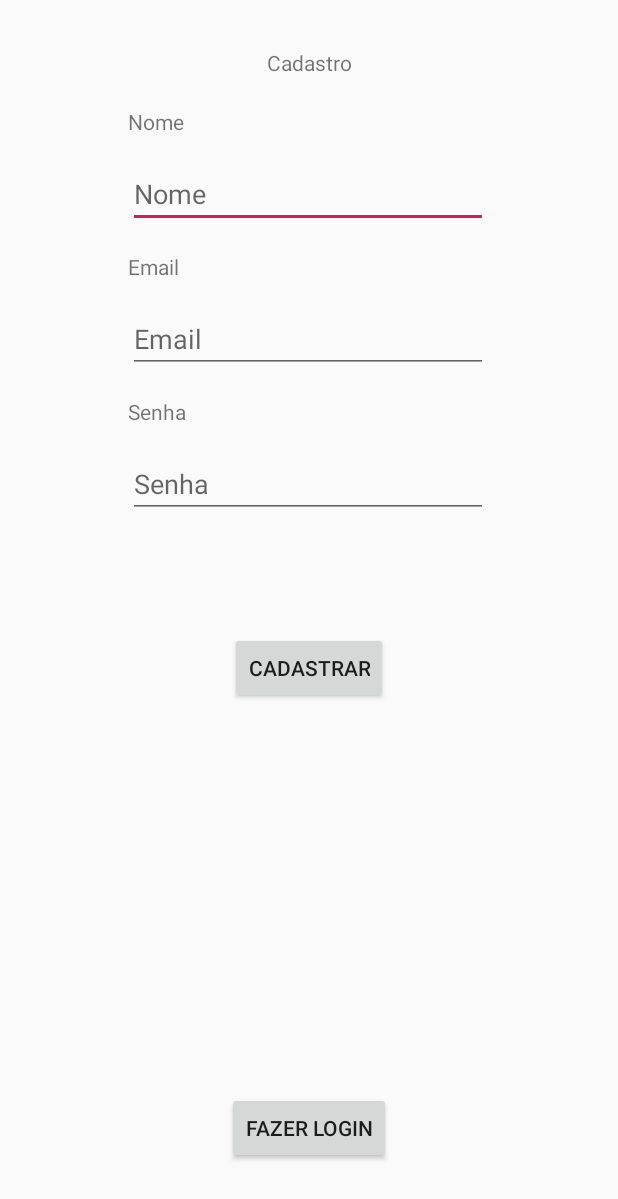
After one commit to matheustimbo/ShowDoMilhao-Android, an Android app: the Cadastro screen opened directly, with no data from a screen before it, on a phone screen of 412 x 824 dp. The commit adds this screen. Shown: the top 1199 px of the screen. Run offline under Robolectric (Android 15) with nearby library versions, the phone set to English and light mode, and no system bars; our stand-ins replace Firebase (no records; nobody signed in at launch, a user with empty details on screens opened directly).

Commit message:
Adicionando firebase e telas de cadastro e login

```diff
--- a/SHOW DO MILHAO/app/src/main/AndroidManifest.xml
+++ b/SHOW DO MILHAO/app/src/main/AndroidManifest.xml
@@ -9,6 +9,9 @@
         android:roundIcon="@mipmap/ic_launcher_round"
         android:supportsRtl="true"
         android:theme="@style/AppTheme">
+        <activity android:name=".Home"></activity>
+        <activity android:name=".Login" />
+        <activity android:name=".Cadastro" />
         <activity android:name=".MainActivity">
             <intent-filter>
                 <action android:name="android.intent.action.MAIN" />
--- /dev/null
+++ b/SHOW DO MILHAO/app/src/main/res/layout/activity_cadastro.xml
@@ -0,0 +1,116 @@
+<?xml version="1.0" encoding="utf-8"?>
+<androidx.constraintlayout.widget.ConstraintLayout xmlns:android="http://schemas.android.com/apk/res/android"
+    xmlns:app="http://schemas.android.com/apk/res-auto"
+    xmlns:tools="http://schemas.android.com/tools"
+    android:layout_width="match_parent"
+    android:layout_height="match_parent"
+    tools:context=".Cadastro">
+
+    <TextView
+        android:id="@+id/cadastroTitle"
+        android:layout_width="wrap_content"
+        android:layout_height="wrap_content"
+        android:layout_marginTop="32dp"
+        android:text="Cadastro"
+        app:layout_constraintEnd_toEndOf="parent"
+        app:layout_constraintStart_toStartOf="parent"
+        app:layout_constraintTop_toTopOf="parent" />
+
+    <com.google.android.material.textfield.TextInputEditText
+        android:id="@+id/textInputNome"
+        android:layout_width="240dp"
+        android:layout_height="wrap_content"
+        android:layout_marginTop="16dp"
+        android:hint="Nome"
+        app:layout_constraintEnd_toEndOf="parent"
+        app:layout_constraintHorizontal_bias="0.497"
+        app:layout_constraintStart_toStartOf="parent"
+        app:layout_constraintTop_toBottomOf="@+id/nomeLabel" />
+
+    <com.google.android.material.textfield.TextInputEditText
+        android:id="@+id/textInputEmail"
+        android:layout_width="240dp"
+        android:layout_height="wrap_content"
+        android:layout_marginTop="16dp"
+        android:hint="Email"
+        app:layout_constraintEnd_toEndOf="parent"
+        app:layout_constraintHorizontal_bias="0.497"
+        app:layout_constraintStart_toStartOf="parent"
+        app:layout_constraintTop_toBottomOf="@+id/emailLabel" />
+
+    <com.google.android.material.textfield.TextInputEditText
+        android:id="@+id/textInputSenha"
+        android:layout_width="240dp"
+        android:layout_height="wrap_content"
+        android:layout_marginTop="16dp"
+        android:hint="Senha"
+        android:inputType="textPassword"
+        app:layout_constraintEnd_toEndOf="parent"
+        app:layout_constraintHorizontal_bias="0.497"
+        app:layout_constraintStart_toStartOf="parent"
+        app:layout_constraintTop_toBottomOf="@+id/senhaLabel" />
+
+    <TextView
+        android:id="@+id/nomeLabel"
+        android:layout_width="wrap_content"
+        android:layout_height="wrap_content"
+        android:layout_marginTop="20dp"
+        android:text="Nome"
+        app:layout_constraintEnd_toEndOf="parent"
+        app:layout_constraintHorizontal_bias="0.227"
+        app:layout_constraintStart_toStartOf="parent"
+        app:layout_constraintTop_toBottomOf="@+id/cadastroTitle" />
+
+    <TextView
+        android:id="@+id/emailLabel"
+        android:layout_width="wrap_content"
+        android:layout_height="wrap_content"
+        android:layout_marginTop="16dp"
+        android:text="Email"
+        app:layout_constraintEnd_toEndOf="parent"
+        app:layout_constraintHorizontal_bias="0.226"
+        app:layout_constraintStart_toStartOf="parent"
+        app:layout_constraintTop_toBottomOf="@+id/textInputNome" />
+
+    <TextView
+        android:id="@+id/senhaLabel"
+        android:layout_width="wrap_content"
+        android:layout_height="wrap_content"
+        android:layout_marginTop="16dp"
+        android:text="Senha"
+        app:layout_constraintEnd_toEndOf="parent"
+        app:layout_constraintHorizontal_bias="0.228"
+        app:layout_constraintStart_toStartOf="parent"
+        app:layout_constraintTop_toBottomOf="@+id/textInputEmail" />
+
+    <Button
+        android:id="@+id/btnCadastrar"
+        android:layout_width="wrap_content"
+        android:layout_height="wrap_content"
+        android:layout_marginTop="76dp"
+        android:text="Cadastrar"
+        app:layout_constraintEnd_toEndOf="parent"
+        app:layout_constraintStart_toStartOf="parent"
+        app:layout_constraintTop_toBottomOf="@+id/textInputSenha" />
+
+    <TextView
+        android:id="@+id/errorLabel"
+        android:layout_width="wrap_content"
+        android:layout_height="wrap_content"
+        android:layout_marginTop="20dp"
+        android:textColor="#EC1717"
+        app:layout_constraintEnd_toEndOf="parent"
+        app:layout_constraintHorizontal_bias="0.498"
+        app:layout_constraintStart_toStartOf="parent"
+        app:layout_constraintTop_toBottomOf="@+id/textInputSenha" />
+
+    <Button
+        android:id="@+id/loginButton"
+        android:layout_width="wrap_content"
+        android:layout_height="wrap_content"
+        android:layout_marginBottom="48dp"
+        android:text="Fazer login"
+        app:layout_constraintBottom_toBottomOf="parent"
+        app:layout_constraintEnd_toEndOf="parent"
+        app:layout_constraintStart_toStartOf="parent" />
+</androidx.constraintlayout.widget.ConstraintLayout>
--- a/SHOW DO MILHAO/app/src/main/res/values/strings.xml
+++ b/SHOW DO MILHAO/app/src/main/res/values/strings.xml
@@ -1,3 +1,4 @@
 <resources>
     <string name="app_name">AppShowDoMilhão</string>
+    <string name="home">Home</string>
 </resources>
--- a/SHOW DO MILHAO/build.gradle
+++ b/SHOW DO MILHAO/build.gradle
@@ -10,6 +10,7 @@ buildscript {
     dependencies {
         classpath 'com.android.tools.build:gradle:3.5.1'
         classpath "org.jetbrains.kotlin:kotlin-gradle-plugin:$kotlin_version"
+        classpath 'com.google.gms:google-services:4.2.0'  // Google Services plugin
         // NOTE: Do not place your application dependencies here; they belong
         // in the individual module build.gradle files
     }
@@ -19,7 +20,6 @@ allprojects {
     repositories {
         google()
         jcenter()
-
     }
 }
 
```
Also changed, not shown: SHOW DO MILHAO/app/build.gradle (+9 -1 lines), SHOW DO MILHAO/app/src/main/java/br/lucas/appshowdomilho/Cadastro.kt (added, +97 -0 lines), SHOW DO MILHAO/app/src/main/java/br/lucas/appshowdomilho/Home.kt (added, +12 -0 lines), SHOW DO MILHAO/app/src/main/java/br/lucas/appshowdomilho/Login.kt (added, +79 -0 lines), SHOW DO MILHAO/app/src/main/java/br/lucas/appshowdomilho/MainActivity.kt (+8 -0 lines), SHOW DO MILHAO/app/src/main/res/layout/activity_home.xml (added, +18 -0 lines), SHOW DO MILHAO/app/src/main/res/layout/activity_login.xml (added, +88 -0 lines), 2 other files.
